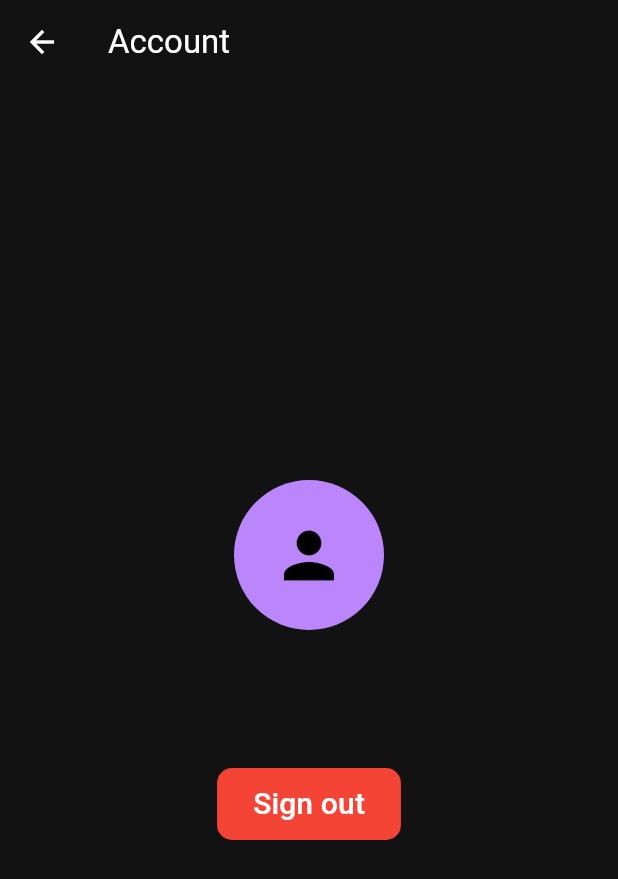
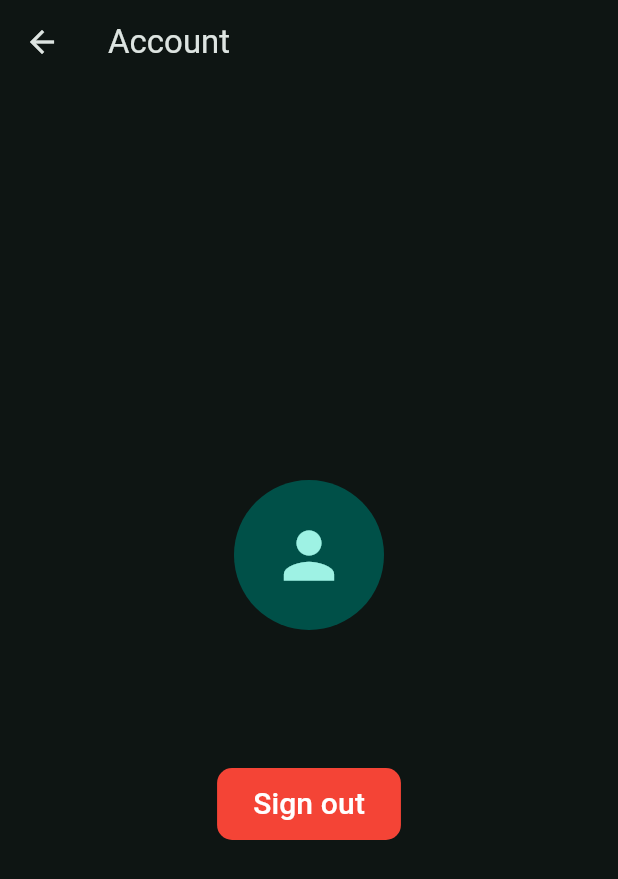
Before and after one commit to DotNaos/credix, a Flutter app: the screen it shows once a user with an empty profile is signed in, item 2 of the bottom bar chosen, after a tap on the "account circle" icon, on a phone screen of 412 x 824 dp. Shown: the top 879 px of the screen. Run offline on Flutter 3.47's test engine with Material 2 defaults, Android fonts, the phone set to English and light mode, and no system bars; drawn by our look-alikes of dynamic_color; our stand-ins replace cloud_firestore, firebase_auth, firebase_core, flutter_svg, google_sign_in, image_picker; accounts and stored records are empty.

Commit message:
Dynamic Colors

```diff
--- a/lib/Pages/dashboard.dart
+++ b/lib/Pages/dashboard.dart
@@ -14,6 +14,7 @@ import 'package:flutter/material.dart';
 
 // User Data
 import 'package:credix/utils/user_data.dart';
+import 'package:flutter_svg/flutter_svg.dart';
 
 class DashboardPage extends StatefulWidget {
   const DashboardPage({Key? key}) : super(key: key);
@@ -30,10 +31,45 @@ class _DashboardPageState extends State<DashboardPage> {
 
   @override
   Widget build(BuildContext context) {
-    return const Column(
+    return Column(
+      // Show the points from the user data on firebase
       children: [
-        // Card with Points and name
-        Text("Dashboard"),
+        const SizedBox(
+          height: 20,
+        ),
+        Stack(
+          children: [
+            SvgPicture.asset('assets/Card.svg',
+                width: 300,
+                // Set the HSV values for the background color
+                colorFilter: const ColorFilter.mode(
+                    Color.fromARGB(255, 162, 0, 255), BlendMode.modulate)),
+            Container(
+              padding: const EdgeInsets.symmetric(horizontal: 20, vertical: 10),
+              child: const Column(
+                crossAxisAlignment: CrossAxisAlignment.start,
+                children: [
+                  Text(
+                    "Points",
+                    style: TextStyle(
+                      fontSize: 24,
+                      fontWeight: FontWeight.normal,
+                      color: Color.fromARGB(255, 255, 255, 255),
+                    ),
+                  ),
+                  Text(
+                    "100",
+                    style: TextStyle(
+                      fontSize: 24,
+                      fontWeight: FontWeight.bold,
+                      color: Colors.white,
+                    ),
+                  ),
+                ],
+              ),
+            )
+          ],
+        ),
       ],
     );
   }
--- a/lib/Pages/homepage.dart
+++ b/lib/Pages/homepage.dart
@@ -104,6 +104,8 @@ class _HomePageState extends State<HomePage> {
         ],
         currentIndex: _selectedIndex,
         onTap: _onItemTapped,
+        selectedItemColor: Theme.of(context).colorScheme.secondary,
+        unselectedItemColor: Theme.of(context).colorScheme.secondaryContainer,
       ),
     );
   }
--- a/lib/main.dart
+++ b/lib/main.dart
@@ -3,6 +3,7 @@
 // Reference: https://ub.triviumchina.com/2019/10/long-read-the-apps-of-chinas-social-credit-system/
 
 import 'package:credix/Pages/login.dart';
+import 'package:dynamic_color/dynamic_color.dart';
 import 'package:flutter/material.dart';
 import 'package:credix/Pages/homepage.dart';
 import 'package:credix/res/custom_colors.dart';
@@ -25,6 +26,8 @@ class MyApp extends StatefulWidget {
 
 class _MyAppState extends State<MyApp> {
   User? _user;
+  ThemeMode themeMode = ThemeMode.system;
+  final Color _colorSchemeSeed = Colors.teal;
 
   @override
   void initState() {
@@ -38,14 +41,23 @@ class _MyAppState extends State<MyApp> {
 
   @override
   Widget build(BuildContext context) {
-    return MaterialApp(
-      title: 'Credix',
-      debugShowCheckedModeBanner: false,
-      theme: ThemeData(
-        colorScheme: const ColorScheme.dark(),
-        useMaterial3: true,
-      ),
-      home: _user != null ? const HomePage() : const LoginPage(),
-    );
+    return DynamicColorBuilder(builder: (lightColorScheme, darkColorScheme) {
+      return MaterialApp(
+        title: 'Credix',
+        themeMode: ThemeMode.dark,
+        theme: ThemeData(
+          colorSchemeSeed: _colorSchemeSeed,
+          useMaterial3: true,
+          brightness: Brightness.light,
+        ),
+        darkTheme: ThemeData(
+          colorSchemeSeed: _colorSchemeSeed,
+          useMaterial3: true,
+          brightness: Brightness.dark,
+        ),
+        debugShowCheckedModeBanner: false,
+        home: _user != null ? const HomePage() : const LoginPage(),
+      );
+    });
   }
 }
--- a/pubspec.yaml
+++ b/pubspec.yaml
@@ -43,6 +43,8 @@ dependencies:
   flutter_launcher_icons: ^0.13.0
   cloud_firestore: ^4.7.0
   firebase_database: ^10.2.1
+  flutter_svg: ^2.0.6
+  dynamic_color: ^1.6.5
 
 flutter_icons:
   android: "launcher_icon"
```
Also changed, not shown: assets/Card.svg (added), pubspec.lock, 5 other files.
